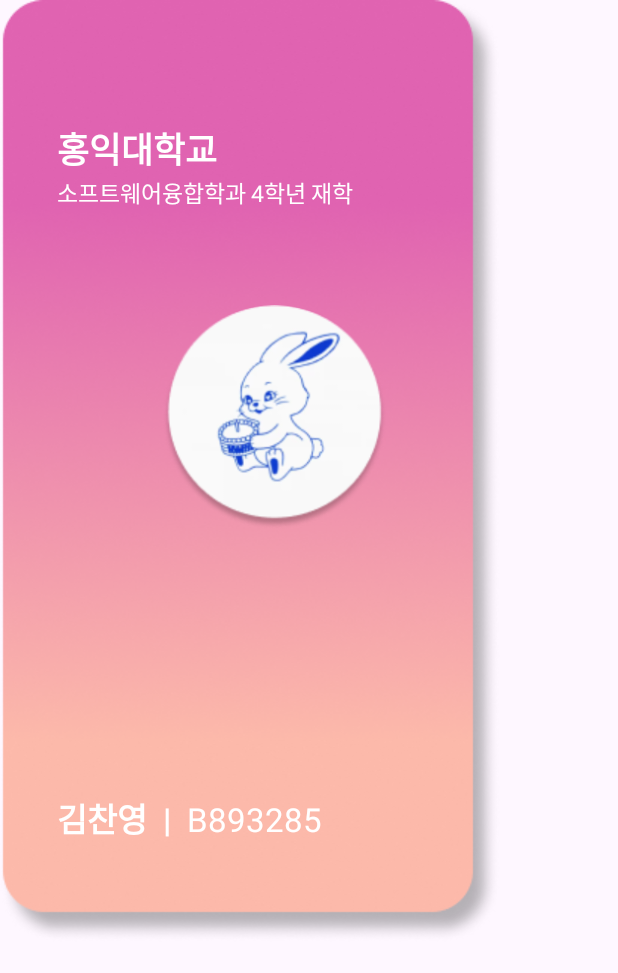
After one commit to YouDaYeon/CapstoneDesign, an Android app: the layout activity_channel_host_card_view.xml on its own in the app's theme, with its tools: preview values and no code run, on a phone screen of 412 x 824 dp. The commit adds this screen. Shown: the top 973 px of the screen. Run offline under Robolectric (Android 15) with nearby library versions, the phone set to English and light mode, and no system bars.

Commit message:
채널장명함

```diff
--- a/app/src/main/AndroidManifest.xml
+++ b/app/src/main/AndroidManifest.xml
@@ -18,9 +18,13 @@
         android:usesCleartextTraffic="true"
         tools:targetApi="31">
         <activity
+            android:name=".ChannelHostCardViewActivity"
+            android:exported="false"
+            android:theme="@style/Theme.AppCompat.Dialog" />
+        <activity
             android:name=".TimetableShowActivity"
             android:exported="false" />
-        <activity android:name=".TimetableActivity"></activity>
+        <activity android:name=".TimetableActivity" />
         <activity
             android:name=".CardViewActivity"
             android:exported="false"
--- a/app/src/main/java/com/example/myapplication/ChannelDetail.kt
+++ b/app/src/main/java/com/example/myapplication/ChannelDetail.kt
@@ -1,5 +1,6 @@
 package com.example.myapplication
 
+import android.content.Intent
 import android.os.Bundle
 import android.text.Layout
 import android.view.View
@@ -33,6 +34,8 @@ class ChannelDetail : AppCompatActivity() {
         val registerBusinessCardButton = findViewById<Button>(R.id.registerBusinessCardButton)
         val unregisterBusinessCardButton = findViewById<Button>(R.id.unregisterBusinessCardButton)
 
+        val channelHostBusinessCardButton = findViewById<Button>(R.id.channelHostBusinessCardButton)
+
         val channel = ChannelListManager.getChannelById(channelId)
 
         if (channel != null) {
@@ -52,6 +55,11 @@ class ChannelDetail : AppCompatActivity() {
                 ChannelType.COMPETITION -> "공모전 이름: ${channel.competitionName}"
                 else -> "알 수 없음"
             }
+        }
+        // 채널장 명함 보기 버튼
+        channelHostBusinessCardButton.setOnClickListener{
+            val intent = Intent(this, ChannelHostCardViewActivity::class.java)
+            startActivity(intent)
         }
 
         // 명함 등록 버튼 클릭 이벤트
--- /dev/null
+++ b/app/src/main/java/com/example/myapplication/ChannelHostCardViewActivity.kt
@@ -0,0 +1,11 @@
+package com.example.myapplication
+
+import androidx.appcompat.app.AppCompatActivity
+import android.os.Bundle
+
+class ChannelHostCardViewActivity : AppCompatActivity() {
+    override fun onCreate(savedInstanceState: Bundle?) {
+        super.onCreate(savedInstanceState)
+        setContentView(R.layout.activity_channel_host_card_view)
+    }
+}
--- a/app/src/main/res/layout/activity_channel_detail.xml
+++ b/app/src/main/res/layout/activity_channel_detail.xml
@@ -44,6 +44,14 @@
         android:layout_gravity="center"
         android:layout_marginTop="8dp" />
 
+    <Button
+        android:id="@+id/channelHostBusinessCardButton"
+        android:layout_width="wrap_content"
+        android:layout_height="wrap_content"
+        android:layout_gravity="center"
+        android:layout_marginTop="16dp"
+        android:text="채널장 명함보기" />
+
     <ImageView
         android:id="@+id/channelImageView"
         android:layout_width="300dp"
--- /dev/null
+++ b/app/src/main/res/layout/activity_channel_host_card_view.xml
@@ -0,0 +1,124 @@
+<?xml version="1.0" encoding="utf-8"?>
+<FrameLayout xmlns:android="http://schemas.android.com/apk/res/android"
+    xmlns:app="http://schemas.android.com/apk/res-auto"
+    xmlns:tools="http://schemas.android.com/tools"
+    android:layout_width="match_parent"
+    android:layout_height="match_parent"
+    tools:context=".CardViewActivity">
+
+    <!-- 명함 상세 이미지 -->
+    <ImageView
+        android:id="@+id/imageView1"
+        android:layout_width="333dp"
+        android:layout_height="628dp"
+        android:layout_centerInParent="true"
+        android:src="@drawable/pink_orange"
+        android:visibility="visible" />
+    <ImageView
+        android:id="@+id/imageView2"
+        android:layout_width="333dp"
+        android:layout_height="628dp"
+        android:layout_centerInParent="true"
+        android:src="@drawable/pink_blue"
+        android:visibility="invisible" />
+
+    <ImageView
+        android:id="@+id/imageView3"
+        android:layout_width="333dp"
+        android:layout_height="628dp"
+        android:layout_centerHorizontal="true"
+        android:layout_centerVertical="true"
+        android:src="@drawable/green_skyblue"
+        android:visibility="invisible" />
+    <LinearLayout
+        android:layout_width="wrap_content"
+        android:layout_height="wrap_content"
+        android:layout_marginLeft="38dp"
+        android:layout_marginTop="81dp"
+        android:orientation="vertical">
+        <TextView
+            android:layout_width="wrap_content"
+            android:layout_height="wrap_content"
+            android:font="@font/notosansbold"
+            android:text="홍익대학교"
+            android:textColor="#FFFFFF"
+            android:textSize="23.61dp"
+            android:textStyle="bold" />
+        <LinearLayout
+            android:layout_width="wrap_content"
+            android:layout_height="wrap_content"
+            android:orientation="horizontal">
+            <TextView
+                android:id="@+id/studentMajor"
+                android:layout_width="wrap_content"
+                android:layout_height="wrap_content"
+                android:font="@font/notosansregular"
+                android:text="소프트웨어융합학과"
+                android:textColor="#FFFFFF"
+                android:textSize="15sp"
+                tools:ignore="SmallSp" />
+            <TextView
+                android:id="@+id/studentGrade"
+                android:layout_width="wrap_content"
+                android:layout_height="wrap_content"
+                android:layout_marginLeft="3.5dp"
+                android:font="@font/notosansregular"
+                android:text="4학년"
+                android:textColor="#FFFFFF"
+                android:textSize="15sp"
+                tools:ignore="SmallSp" />
+            <TextView
+                android:layout_width="wrap_content"
+                android:layout_height="wrap_content"
+                android:layout_marginLeft="3.5dp"
+                android:font="@font/notosansregular"
+                android:text="재학"
+                android:textColor="#FFFFFF"
+                android:textSize="15sp"
+                tools:ignore="SmallSp" />
+        </LinearLayout>
+        <de.hdodenhof.circleimageview.CircleImageView
+            android:layout_width="150dp"
+            android:layout_height="150dp"
+            android:layout_marginLeft="70dp"
+            android:layout_marginTop="63.59dp"
+            android:src="@drawable/newjeansrabbit"
+            android:id="@+id/profileimageCard"
+            android:elevation="20dp"/>
+        <LinearLayout
+            android:layout_width="wrap_content"
+            android:layout_height="wrap_content"
+            android:orientation="horizontal">
+            <TextView
+                android:id="@+id/studentname"
+                android:layout_width="wrap_content"
+                android:layout_height="wrap_content"
+                android:layout_marginTop="175dp"
+                android:font="@font/notosansbold"
+                android:text="김찬영"
+                android:textColor="#FFFFFF"
+                android:textSize="22dp"
+                android:textStyle="bold" />
+            <TextView
+                android:layout_width="wrap_content"
+                android:layout_height="wrap_content"
+                android:layout_marginTop="175dp"
+                android:font="@font/notosansbold"
+                android:text="  |  "
+                android:textColor="#FFFFFF"
+                android:textSize="22dp"
+                android:textStyle="bold" />
+            <TextView
+                android:id="@+id/studentID"
+                android:layout_width="wrap_content"
+                android:layout_height="wrap_content"
+                android:layout_marginTop="175dp"
+                android:font="@font/notosansregular"
+                android:text="B893285"
+                android:textColor="#FFFFFF"
+                android:textSize="22dp" />
+        </LinearLayout>
+    </LinearLayout>
+
+
+</FrameLayout>
```
